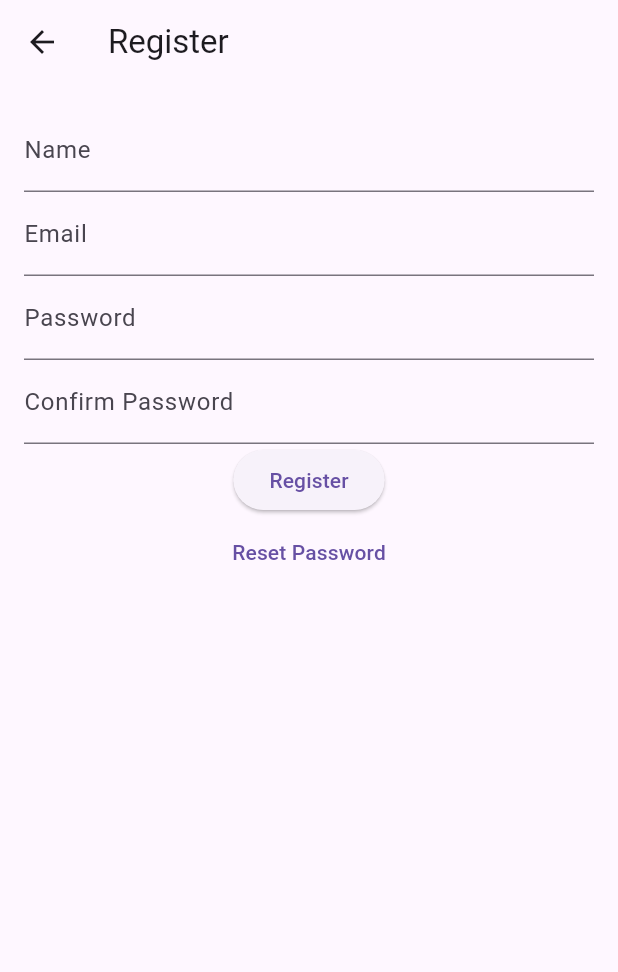
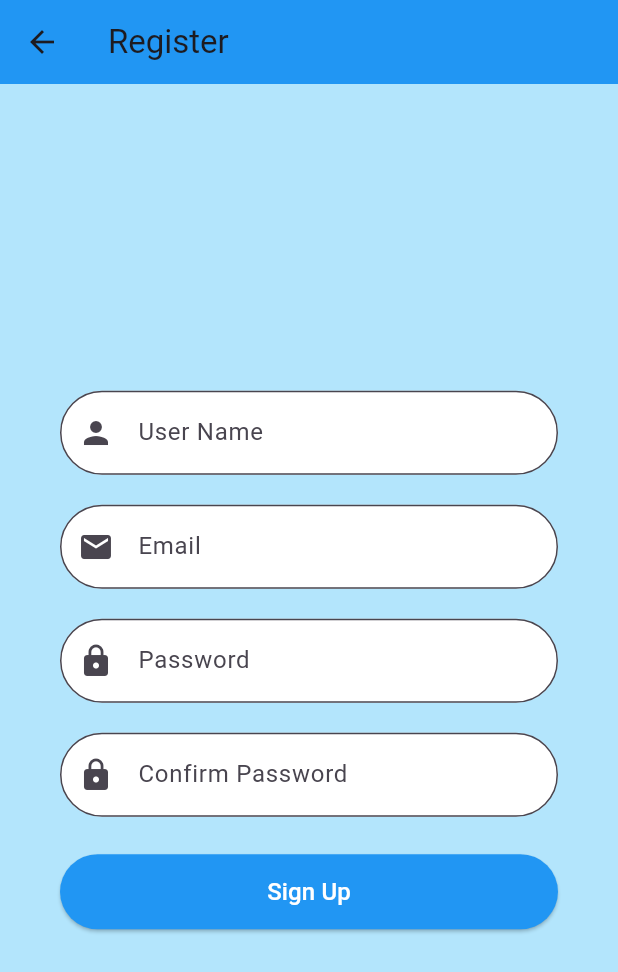
Before and after one commit to AtomSah/pet_care, a Flutter app: the RegistrationScreen screen opened directly, on a phone screen of 412 x 824 dp. Shown: the top 972 px of the screen. Run offline on Flutter 3.47's test engine with Material 3 defaults, Android fonts, the phone set to English and light mode, and no system bars.

Commit message:
registartion page completed

```diff
--- a/lib/View/registration_view.dart
+++ b/lib/View/registration_view.dart
@@ -8,92 +8,109 @@ class RegistrationScreen extends StatefulWidget {
 }
 
 class _RegistrationScreenState extends State<RegistrationScreen> {
-  final _formKey = GlobalKey<FormState>();
-  final _nameController = TextEditingController();
-  final _emailController = TextEditingController();
-  final _passwordController = TextEditingController();
-  final _confirmPasswordController = TextEditingController();
+  final TextEditingController _nameController = TextEditingController();
+  final TextEditingController _emailController = TextEditingController();
+  final TextEditingController _passwordController = TextEditingController();
+  final TextEditingController _confirmPasswordController =
+      TextEditingController();
 
   @override
   Widget build(BuildContext context) {
     return Scaffold(
+      backgroundColor: Colors.lightBlue[100],
       appBar: AppBar(
-        title: const Text('Register'),
+        title: const Text("Register"),
+        backgroundColor: Colors.blue,
       ),
-      body: Padding(
-        padding: const EdgeInsets.all(16.0),
-        child: Form(
-          key: _formKey,
+      body: SafeArea(
+        child: Padding(
+          padding: const EdgeInsets.symmetric(horizontal: 40.0),
           child: Column(
+            mainAxisAlignment: MainAxisAlignment.center,
             children: [
-              TextFormField(
+              TextField(
                 controller: _nameController,
-                decoration: const InputDecoration(
-                  labelText: 'Name',
+                decoration: InputDecoration(
+                  prefixIcon: const Icon(Icons.person),
+                  hintText: 'User Name',
+                  border: OutlineInputBorder(
+                    borderRadius: BorderRadius.circular(30),
+                  ),
+                  filled: true,
+                  fillColor: Colors.white,
                 ),
-                validator: (value) {
-                  if (value == null || value.isEmpty) {
-                    return 'Please enter your name';
-                  }
-                  return null;
-                },
               ),
-              TextFormField(
+              const SizedBox(height: 20),
+              TextField(
                 controller: _emailController,
-                decoration: const InputDecoration(
-                  labelText: 'Email',
+                decoration: InputDecoration(
+                  prefixIcon: const Icon(Icons.email),
+                  hintText: 'Email',
+                  border: OutlineInputBorder(
+                    borderRadius: BorderRadius.circular(30),
+                  ),
+                  filled: true,
+                  fillColor: Colors.white,
                 ),
-                validator: (value) {
-                  if (value == null || value.isEmpty) {
-                    return 'Please enter your email';
-                  }
-                  // Add more email validation logic here
-                  return null;
-                },
+                keyboardType: TextInputType.emailAddress,
               ),
-              TextFormField(
+              const SizedBox(height: 20),
+              TextField(
                 controller: _passwordController,
-                decoration: const InputDecoration(
-                  labelText: 'Password',
+                obscureText: true,
+                decoration: InputDecoration(
+                  prefixIcon: const Icon(Icons.lock),
+                  hintText: 'Password',
+                  border: OutlineInputBorder(
+                    borderRadius: BorderRadius.circular(30),
+                  ),
+                  filled: true,
+                  fillColor: Colors.white,
                 ),
+              ),
+              const SizedBox(height: 20),
+              TextField(
+                controller: _confirmPasswordController,
                 obscureText: true,
-                validator: (value) {
-                  if (value == null || value.isEmpty) {
-                    return 'Please enter a password';
-                  }
-                  // Add password strength validation logic here
-                  return null;
-                },
+                decoration: InputDecoration(
+                  prefixIcon: const Icon(Icons.lock),
+                  hintText: 'Confirm Password',
+                  border: OutlineInputBorder(
+                    borderRadius: BorderRadius.circular(30),
+                  ),
+                  filled: true,
+                  fillColor: Colors.white,
+                ),
               ),
-              TextFormField(
-                controller: _confirmPasswordController,
-                decoration: const InputDecoration(
-                  labelText: 'Confirm Password',
-                ),
-                obscureText: true,
-                validator: (value) {
-                  if (value != _passwordController.text) {
-                    return 'Passwords do not match';
-                  }
-                  return null;
-                },
-              ),
+              const SizedBox(height: 25),
               ElevatedButton(
                 onPressed: () {
-                  if (_formKey.currentState!.validate()) {
-                    // Handle registration logic here
-                    // For example, send registration data to the backend
-                    // and navigate to the next screen
+                  // Handle Sign-Up Logic Here
+                  if (_passwordController.text ==
+                      _confirmPasswordController.text) {
+                    ScaffoldMessenger.of(context).showSnackBar(
+                      const SnackBar(content: Text("Registration Successful")),
+                    );
+                  } else {
+                    ScaffoldMessenger.of(context).showSnackBar(
+                      const SnackBar(content: Text("Passwords do not match")),
+                    );
                   }
                 },
-                child: const Text('Register'),
-              ),
-              TextButton(
-                onPressed: () {
-                  // Handle reset password logic here
-                  // For example, send a reset password email
-                },
-                child: const Text('Reset Password'),
+                style: ElevatedButton.styleFrom(
+                  backgroundColor: Colors.blue,
+                  minimumSize: const Size(double.infinity, 50),
+                  shape: RoundedRectangleBorder(
+                    borderRadius: BorderRadius.circular(30),
+                  ),
+                ),
+                child: const Text(
+                  "Sign Up",
+                  style: TextStyle(
+                    fontSize: 16,
+                    color: Colors.white,
+                  ),
+                ),
               ),
             ],
           ),
```
